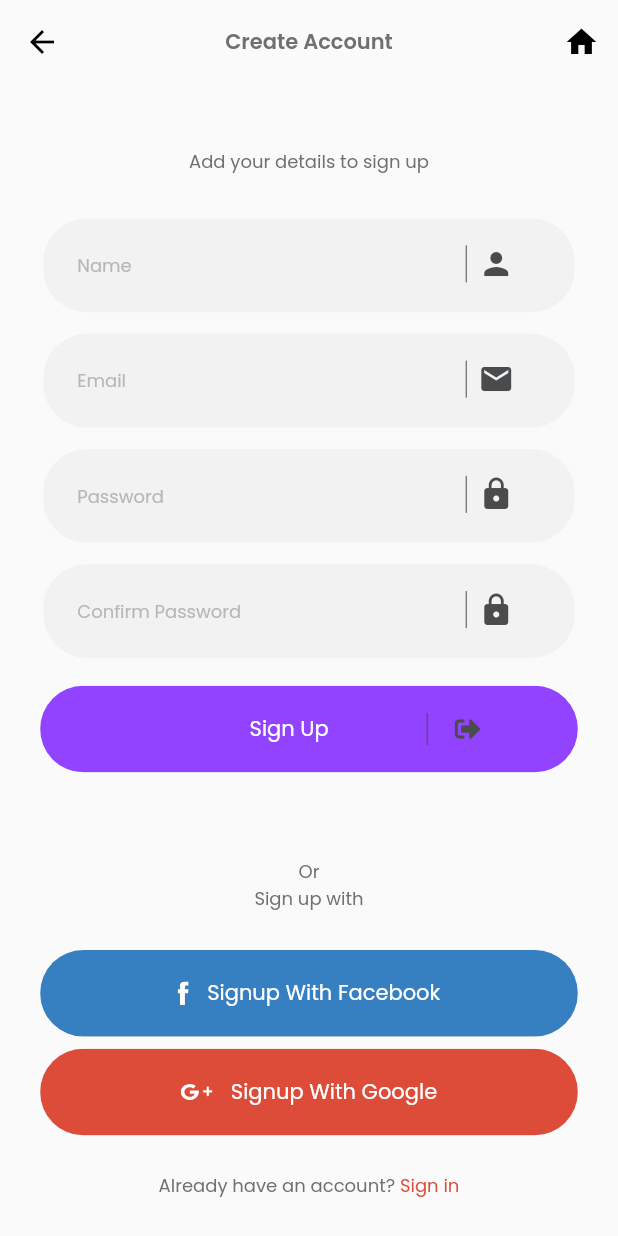
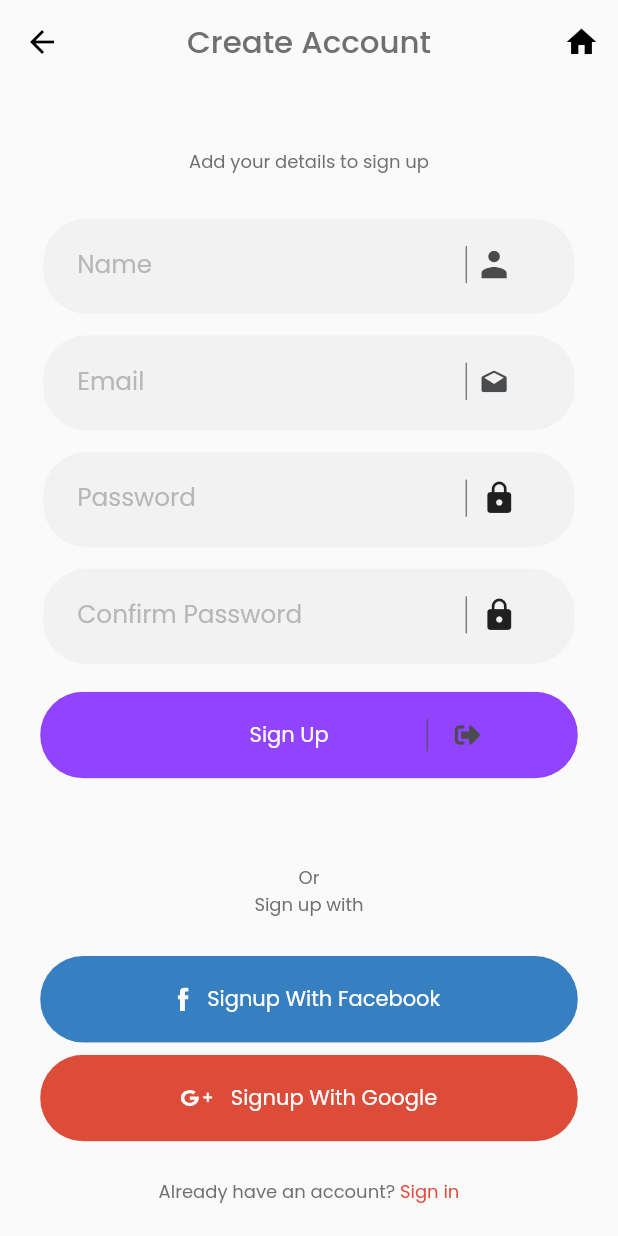
Before and after one commit to ahmad20066/padilni, a Flutter app: the SignUpPage screen opened by its route, on a phone screen of 412 x 824 dp. Run offline on Flutter 3.47's test engine with Material 2 defaults, Android fonts, the phone set to English and light mode, and no system bars; our stand-ins replace device_info_plus, dio, firebase_core, firebase_messaging, flutter_local_notifications, flutter_svg and 5 more; accounts and stored records are empty; network calls fail; statements that could not run were skipped.

Commit message:
bug fixing

```diff
--- a/lib/main.dart
+++ b/lib/main.dart
@@ -3,7 +3,7 @@ import 'package:firebase_core/firebase_core.dart';
 import 'package:flutter/material.dart';
 import 'package:get/get.dart';
 import 'package:padilni/data/remote/diohelper.dart';
-import 'package:padilni/presentation/profile/profile_screen.dart';
+import 'package:padilni/presentation/splashscreen/splash_screen.dart';
 import 'package:padilni/services/notification_config.dart';
 import 'package:padilni/utils/lang/translations.dart';
 import 'package:padilni/utils/local/shared.dart';
@@ -47,6 +47,6 @@ class MyApp extends StatelessWidget {
           : Get.deviceLocale,
       fallbackLocale: const Locale('ar'),
         debugShowCheckedModeBanner: false,
-        home: ProfileScreen());
+        home: SplashScreen());
   }
 }
--- a/lib/presentation/auth/newpassword/new_password_page.dart
+++ b/lib/presentation/auth/newpassword/new_password_page.dart
@@ -42,7 +42,7 @@ class NewPasswordPage extends StatelessWidget {
                     return;
                   },
                   controller: passwordController,
-                  suffix: Icons.lock_open,
+                  suffix: SvgPicture.asset("assets/images/unlock_password.svg"),
                 ),
                 GetHeight(height: Get.height * 0.01),
                 CustomFormField(
@@ -55,7 +55,7 @@ class NewPasswordPage extends StatelessWidget {
                     return null;
                   },
                   controller: TextEditingController(),
-                  suffix: Icons.lock,
+                  suffix: Icon(Icons.lock),
                 ),
                 GetHeight(height: Get.height * 0.02),
                 SizedBox(
--- a/lib/presentation/auth/resetpassword/reset_password_page.dart
+++ b/lib/presentation/auth/resetpassword/reset_password_page.dart
@@ -51,7 +51,7 @@ class ResetPasswordPage extends StatelessWidget {
               validator: (v) {
                 return;
               },
-              suffix: Icons.email,
+              suffix:SvgPicture.asset( "assets/images/email.svg"),
             ),
             GetHeight(height: Get.height * 0.04),
             Obx(() =>
--- a/lib/presentation/auth/signup/sign_up_page.dart
+++ b/lib/presentation/auth/signup/sign_up_page.dart
@@ -54,7 +54,7 @@ class SignUpPage extends StatelessWidget {
                     return  null;
                   },
                   controller: nameController,
-                  suffix: Icons.person,
+                  suffix: SvgPicture.asset("assets/images/person.svg"),
                 ),
                 GetHeight(height: Get.height * 0.01),
                 CustomFormField(
@@ -72,7 +72,7 @@ class SignUpPage extends StatelessWidget {
                   },
 
                   controller: emailController,
-                  suffix: Icons.email,
+                  suffix:SvgPicture.asset("assets/images/email.svg"),
                 ),
                 GetHeight(height: Get.height * 0.01),
                 CustomFormField(
@@ -85,7 +85,7 @@ class SignUpPage extends StatelessWidget {
                    return null;
                   },
                   controller:passwordController,
-                  suffix: Icons.lock,
+                  suffix:Icon(Icons.lock),
                 ),
                 GetHeight(height: Get.height * 0.01),
                 CustomFormField(
@@ -102,7 +102,7 @@ class SignUpPage extends StatelessWidget {
                     return null;
                   },
                   controller: confirmPasswordController,
-                  suffix: Icons.lock,
+                  suffix: Icon(Icons.lock),
                 ),
                 GetHeight(height: Get.height * 0.02),
                 SizedBox(
--- a/lib/presentation/onboarding/widget/contine_button.dart
+++ b/lib/presentation/onboarding/widget/contine_button.dart
@@ -34,7 +34,9 @@ class Continuebutton extends StatelessWidget {
             ) ,
               Padding(
               padding: const EdgeInsets.all(4.0),
-              child: Text(text , style: Theme.of(context).textTheme.bodySmall,),
+              child: Text(text , style: Theme.of(context).textTheme.bodySmall!.copyWith(
+             fontSize: Get.width*0.035
+              ),),
             ),
           ],),
       ),
--- a/lib/presentation/onboarding/widget/skip_button.dart
+++ b/lib/presentation/onboarding/widget/skip_button.dart
@@ -23,7 +23,9 @@ class SkipButton extends StatelessWidget {
           children: [
             Padding(
               padding: const EdgeInsets.all(4.0),
-              child: Text(text , style: Theme.of(context).textTheme.bodySmall,),
+              child: Text(text , style: Theme.of(context).textTheme.bodySmall!.copyWith(
+                fontSize: Get.width*0.035
+              ),),
             ),
             Padding(
               padding: const EdgeInsets.all(4.0),
--- a/lib/utils/widgets/auth_appbar.dart
+++ b/lib/utils/widgets/auth_appbar.dart
@@ -10,7 +10,8 @@ final String text;
       backgroundColor: Theme.of(context).scaffoldBackgroundColor,
       elevation: 0,
       title: Text(text,style: Theme.of(context).textTheme.bodyMedium!.copyWith(
-        fontWeight: FontWeight.w600
+        fontWeight: FontWeight.w500  ,
+        fontSize: Get.width*0.05
       ),),
       leading: IconButton(onPressed: (){
         Get.back();
--- a/lib/utils/widgets/custom_text_form.dart
+++ b/lib/utils/widgets/custom_text_form.dart
@@ -1,6 +1,7 @@
 import 'package:flutter/material.dart';
 import 'package:get/get.dart';
 import 'package:padilni/utils/colors.dart';
+import 'package:padilni/utils/widgets/get_width.dart';
 
 class CustomFormField extends StatelessWidget {
   const CustomFormField(
@@ -13,7 +14,7 @@ class CustomFormField extends StatelessWidget {
   final String hinttext;
   final TextEditingController controller;
   final String? Function(String?)? validator;
-  final IconData? suffix;
+  final Widget? suffix;
   final onChanged;
 
   @override
@@ -45,7 +46,7 @@ class CustomFormField extends StatelessWidget {
                       hintStyle: Theme.of(context)
                           .textTheme
                           .bodySmall!
-                          .copyWith(color: AppColors.eighthColor),
+                          .copyWith(color: AppColors.eighthColor , fontSize: Get.width*0.04),
                       border: InputBorder.none,
                     )),
               ),
@@ -60,10 +61,8 @@ class CustomFormField extends StatelessWidget {
                           child: const VerticalDivider(
                             color: AppColors.seventhColor,
                           )),
-                      Icon(
-                        suffix,
-                        color: AppColors.seventhColor,
-                      )
+                          GetWidth(width: Get.width*0.005),
+                      suffix!
                     ],
                   ),
                 ),
```
Also changed, not shown: lib/presentation/auth/login/login_page.dart (+7 -15 lines), lib/presentation/onboarding/onboarding_page.dart (+5 -3 lines), assets/images/email.svg (added), assets/images/password.svg (added), assets/images/person.svg (added), assets/images/unlock_password.svg (added).
